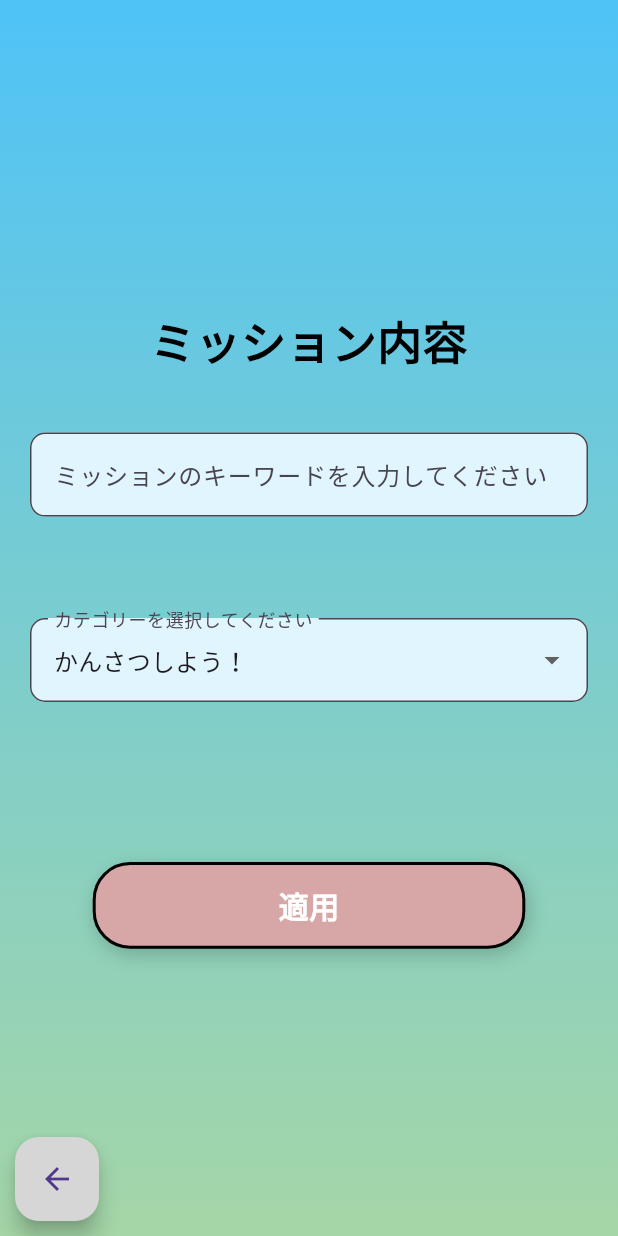
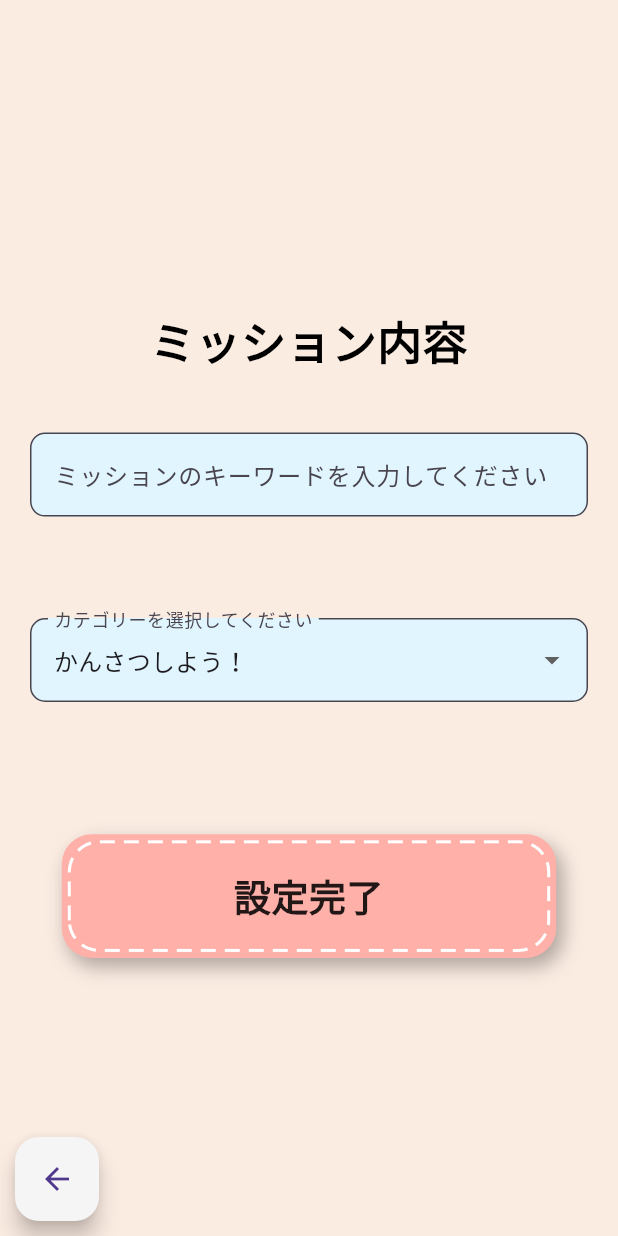
Before and after one commit to haseAyy/unodosu, a Flutter app: the ParentChildModeScreen screen opened directly, after a tap on "ミッション設定", on a phone screen of 412 x 824 dp. Run offline on Flutter 3.47's test engine with Material 3 defaults, Android fonts, the phone set to English and light mode, and no system bars.

Commit message:
親子モードボタン統一

```diff
--- a/adventer_app/lib/ParentChildMode/MissionSettingsScreen.dart
+++ b/adventer_app/lib/ParentChildMode/MissionSettingsScreen.dart
@@ -1,62 +1,6 @@
 import 'package:flutter/material.dart';
 import 'ParentChildModeScreen.dart';
-
-// 四角のボタンを定義
-class RectangularButton extends StatelessWidget {
-  final String text;
-  final VoidCallback onPressed;
-  final Color buttonColor; // ボタンの色
-  final double width; // ボタンの幅
-  final double height; // ボタンの高さ
-  final Color textColor;
-
-  const RectangularButton({
-    super.key,
-    required this.text,
-    required this.onPressed,
-    required this.buttonColor,
-    this.width = 200, // デフォルト幅
-    this.height = 60, // デフォルト高さ
-    required this.textColor,
-  });
-
-  @override
-  Widget build(BuildContext context) {
-    return GestureDetector(
-      onTap: onPressed,
-      child: AnimatedContainer(
-        duration: const Duration(milliseconds: 200),  // アニメーションを追加
-        width: width,
-        height: height,
-        decoration: BoxDecoration(
-          color: buttonColor, // 指定された色を使用
-          border: Border.all(
-            color: Colors.black, // 黒い枠線を追加
-            width: 2,  // 枠線の太さ
-          ),
-          borderRadius: BorderRadius.circular(25), // 角をもっと丸くして柔らかく
-          boxShadow: [
-            BoxShadow(
-              color: Colors.black.withOpacity(0.2),
-              blurRadius: 10,
-              offset: const Offset(2, 4),
-            ),
-          ],
-        ),
-        child: Center(
-          child: Text(
-            text,
-            style: TextStyle(
-              fontSize: 20,
-              fontWeight: FontWeight.bold,
-              color: textColor,
-            ),
-          ),
-        ),
-      ),
-    );
-  }
-}
+import 'dart:ui';
 
 // ユーザミッション設定画面(親子モード)
 class MissionSettingsScreen extends StatelessWidget {
@@ -71,17 +15,10 @@ class MissionSettingsScreen extends StatelessWidget {
       resizeToAvoidBottomInset: false, // キーボード表示時にリサイズを防ぐ
       body: Stack(  // Stackウィジェットを使って重ねる
         children: [
-          // アニメーション背景（上部の水色、下部の緑色）
+          // 背景（茶色基調にアクセントカラーを追加）
           Positioned.fill(
-            child: AnimatedContainer(
-              duration: const Duration(seconds: 3), // アニメーションの持続時間
-              decoration: BoxDecoration(
-                gradient: LinearGradient(
-                  colors: [Colors.lightBlue[300]!, Colors.green[200]!],
-                  begin: Alignment.topCenter,
-                  end: Alignment.bottomCenter,
-                ),
-              ),
+            child: Container(
+              color: const Color.fromARGB(174, 250, 231, 213),
             ),
           ),
           // 左下に戻るボタン
@@ -92,25 +29,21 @@ class MissionSettingsScreen extends StatelessWidget {
               onPressed: () {
                 Navigator.pop(context); // 前の画面に戻る
               },
-              backgroundColor: Colors.grey[350],
+              backgroundColor: Colors.grey[100],
               child: const Icon(Icons.arrow_back),
             ),
           ),
           // ミッション設定適応ボタン
           Align(
             alignment: const Alignment(0.0, 0.5), // 横方向中央、縦方向は0.5（中央）
-            child: RectangularButton(
-              text: '適用',
-              width: screenSize.width * 0.7, // 幅を画面幅の57%に設定
-              height: screenSize.height * 0.07, // 高さを画面高さの7%に設定
-              textColor: Colors.white,
-              buttonColor: const Color.fromARGB(255, 215, 167, 167),
+            child: CategoryButton(
+              categoryName: '設定完了',
+              backgroundColor: const Color.fromARGB(255, 255, 176, 169),
               onPressed: () {
                 Navigator.push(
                   context,
                   MaterialPageRoute(
-                    builder: (context) => const ParentChildModeScreen(displayText: 'いちごをたべてみよう!',)
-                  ),
+                      builder: (context) => const MissionSettingsScreen()),
                 );
               },
             ),
@@ -183,3 +116,117 @@ class MissionSettingsScreen extends StatelessWidget {
     );
   }
 }
+
+class CategoryButton extends StatelessWidget {
+  final String categoryName;
+  //final String description;
+  final Color backgroundColor;
+  //final IconData icon;
+  final VoidCallback onPressed;
+
+  const CategoryButton({
+    super.key,
+    required this.categoryName,
+    //required this.description,
+    required this.backgroundColor,
+    //required this.icon,
+    required this.onPressed,
+  });
+
+  @override
+  Widget build(BuildContext context) {
+    final screenSize = MediaQuery.of(context).size;
+
+    final buttonHeight = screenSize.height * 0.1; // ボタンの高さを調整
+    final buttonWidth = screenSize.width * 0.8; // ボタンの幅を調整
+
+    return GestureDetector(
+      onTap: onPressed,
+      child: Container(
+        height: buttonHeight,
+        width: buttonWidth,
+        decoration: BoxDecoration(
+          color: backgroundColor,
+          borderRadius: BorderRadius.circular(20),
+          boxShadow: [
+            BoxShadow(
+              color: Colors.black.withOpacity(0.3),
+              blurRadius: 10,
+              offset: const Offset(4, 6),
+            ),
+          ],
+        ),
+        child: Stack(
+          children: [
+            // 縫い目を描画する CustomPaint
+            CustomPaint(
+              painter: StitchPainter(buttonWidth, buttonHeight),
+              child: Container(),
+            ),
+            // ボタンのコンテンツ（テキストを中央に配置）
+            Center(
+              child: Text(
+                categoryName,
+                style: TextStyle(
+                  fontSize: screenSize.width * 0.06, // テキストサイズ調整
+                  fontWeight: FontWeight.bold,
+                  color: Colors.black87,
+                ),
+                textAlign: TextAlign.center,
+              ),
+            ),
+          ],
+        ),
+      ),
+    );
+  }
+}
+
+class StitchPainter extends CustomPainter {
+  final double buttonWidth;
+  final double buttonHeight;
+
+  StitchPainter(this.buttonWidth, this.buttonHeight);
+
+  @override
+  void paint(Canvas canvas, Size size) {
+    final Paint stitchPaint = Paint()
+      ..color = Colors.white
+      ..style = PaintingStyle.stroke
+      ..strokeWidth = 2.0; // 縫い目の太さ
+
+    final double dashWidth = 10.0;
+    final double dashSpace = 6.0;
+
+    // ボタンの内側に収まるように調整
+    final double padding = 5.0; // 内側の余白を設定
+
+    final Path path = Path()
+      ..addRRect(RRect.fromRectAndRadius(
+        Rect.fromLTWH(
+          padding, padding, // 余白を考慮して内側に合わせる
+          buttonWidth - padding * 2, // 内側に合わせて幅を調整
+          buttonHeight - padding * 2, // 内側に合わせて高さを調整
+        ),
+        Radius.circular(20), // 角丸の半径を調整
+      ));
+
+    // 破線を描画
+    for (PathMetric pathMetric in path.computeMetrics()) {
+      double distance = 0;
+      while (distance < pathMetric.length) {
+        final Path segment = pathMetric.extractPath(
+          distance,
+          distance + dashWidth,
+        );
+        canvas.drawPath(segment, stitchPaint);
+        distance += dashWidth + dashSpace;
+      }
+    }
+  }
+
+  @override
+  bool shouldRepaint(covariant CustomPainter oldDelegate) {
+    return false; // 再描画は不要
+  }
+}
--- a/adventer_app/lib/ParentChildMode/ParentChildModeScreen.dart
+++ b/adventer_app/lib/ParentChildMode/ParentChildModeScreen.dart
@@ -52,7 +52,7 @@ class ParentChildModeScreen extends StatelessWidget {
             alignment: const Alignment(0.0, 0.8),
             child: CategoryButton(
               categoryName: 'ミッション設定',
-              backgroundColor: const Color.fromARGB(255, 159, 246, 252),
+              backgroundColor: const Color.fromARGB(255, 166, 232, 237),
               onPressed: () {
                 Navigator.push(
                   context,
```
Also changed, not shown: adventer_app/lib/ParentChildMode/ImageUploadScreen.dart (+132 -26 lines).
